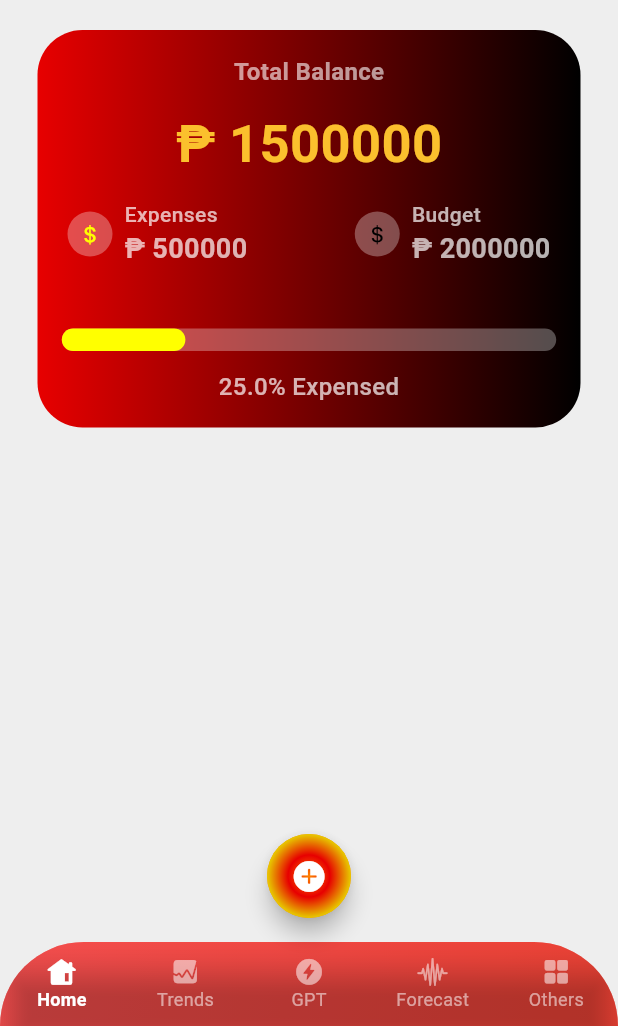
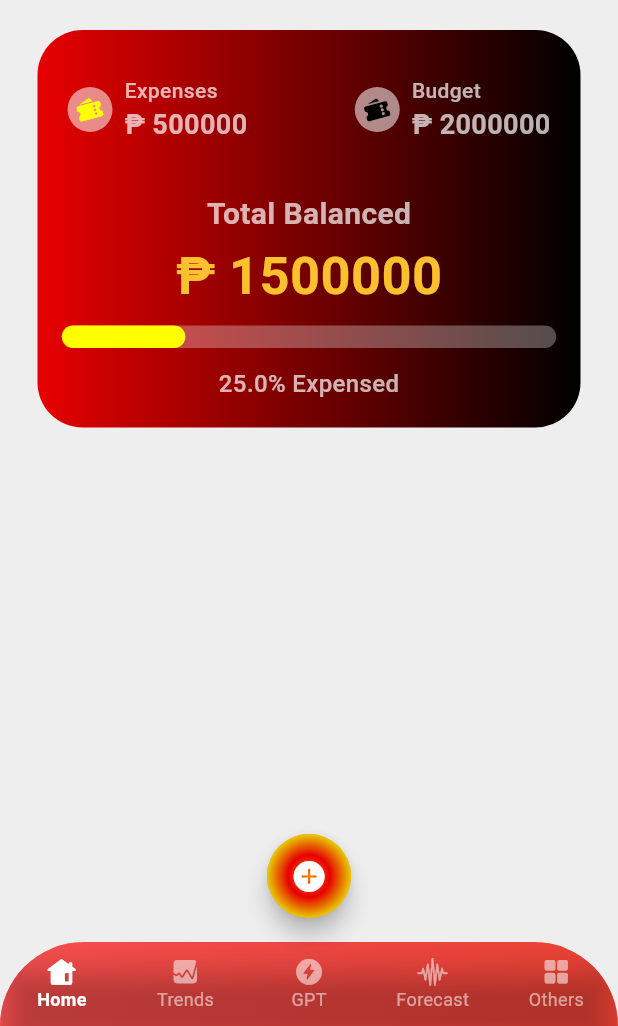
Before and after one commit to donyelqt/pera-pinoy, a Flutter app: the screen it shows after launch, on a phone screen of 412 x 824 dp, the part 210-1236 px from its top. Run offline on Flutter 3.47's test engine with Material 3 defaults, Android fonts, the phone set to English and light mode, and no system bars.

Commit message:
"Removed total balance text and amount display, updated icon and color for two circular buttons, and rearranged layout with new total balanced text and amount display"

```diff
--- a/lib/screens/home/views/main_screen.dart
+++ b/lib/screens/home/views/main_screen.dart
@@ -102,21 +102,6 @@ class MainScreen extends StatelessWidget {
               child: Column(
                 mainAxisAlignment: MainAxisAlignment.center,
                 children: [
-                  const Text(
-                    "Total Balance",
-                    style: TextStyle(
-                        fontSize: 16,
-                        color: Colors.white60,
-                        fontWeight: FontWeight.w600),
-                  ),
-                  const SizedBox(height: 12),
-                  Text(
-                    "\₱ 1500000",
-                    style: TextStyle(
-                        fontSize: 35,
-                        color: Colors.yellow.shade700,
-                        fontWeight: FontWeight.bold),
-                  ),
                   Padding(
                     padding: const EdgeInsets.symmetric(
                         vertical: 12, horizontal: 20),
@@ -129,11 +114,11 @@ class MainScreen extends StatelessWidget {
                               width: 30,
                               height: 30,
                               decoration: const BoxDecoration(
-                                  color: Colors.white30,
+                                  color: Colors.white54,
                                   shape: BoxShape.circle),
                               child: const Center(
                                   child: Icon(
-                                CupertinoIcons.money_dollar,
+                                CupertinoIcons.tickets_fill,
                                 size: 18,
                                 color: Colors.yellowAccent,
                               )),
@@ -166,11 +151,11 @@ class MainScreen extends StatelessWidget {
                               width: 30,
                               height: 30,
                               decoration: const BoxDecoration(
-                                  color: Colors.white30,
+                                  color: Colors.white54,
                                   shape: BoxShape.circle),
                               child: const Center(
                                   child: Icon(
-                                CupertinoIcons.money_dollar,
+                                CupertinoIcons.tickets_fill,
                                 size: 18,
                                 color: Colors.black,
                               )),
@@ -204,10 +189,24 @@ class MainScreen extends StatelessWidget {
                       height:
                           20), // Space between budget/expenses and progress bar
                   // Progress Percentage Display
-
+                  const Text(
+                    "Total Balanced",
+                    style: TextStyle(
+                        fontSize: 20,
+                        color: Colors.white70,
+                        fontWeight: FontWeight.bold),
+                  ),
+                  const SizedBox(height: 2),
+                  Text(
+                    "\₱ 1500000",
+                    style: TextStyle(
+                        fontSize: 35,
+                        color: Colors.yellow.shade700,
+                        fontWeight: FontWeight.bold),
+                  ),
                   const SizedBox(height: 8),
                   // Linear Progress Indicator
-                  Container(
+                  SizedBox(
                     width: MediaQuery.of(context).size.width *
                         0.8, // Adjust width as needed
                     child: Column(
```
